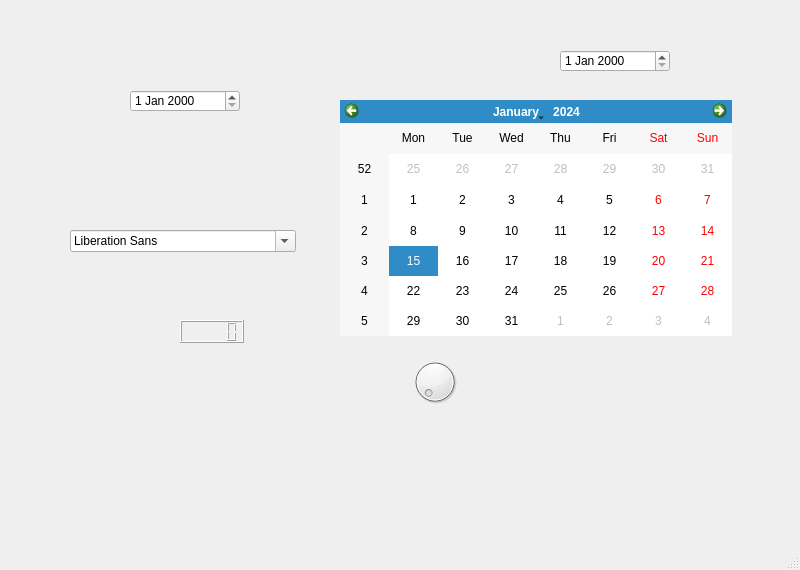
First picture: the form in ui.ui, repository R1ccoon/zxc1000-7, before the edit.
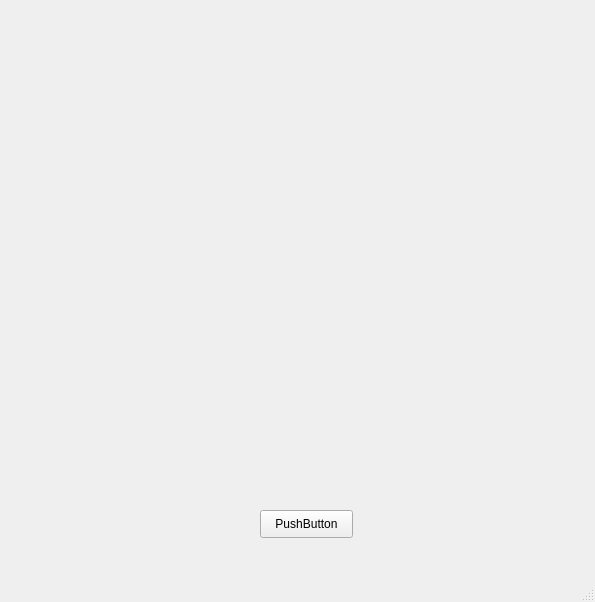
Second picture: the form after the edit.

Patch:
```diff
--- a/ui.ui
+++ b/ui.ui
@@ -6,84 +6,27 @@
    <rect>
     <x>0</x>
     <y>0</y>
-    <width>800</width>
-    <height>570</height>
+    <width>595</width>
+    <height>602</height>
    </rect>
   </property>
   <property name="windowTitle">
    <string>MainWindow</string>
   </property>
   <widget class="QWidget" name="centralwidget">
-   <widget class="QDial" name="dial">
+   <widget class="QPushButton" name="pushButton">
     <property name="geometry">
      <rect>
-      <x>410</x>
-      <y>350</y>
-      <width>50</width>
-      <height>64</height>
+      <x>260</x>
+      <y>510</y>
+      <width>93</width>
+      <height>28</height>
      </rect>
     </property>
-   </widget>
-   <widget class="QDateEdit" name="dateEdit">
-    <property name="geometry">
-     <rect>
-      <x>130</x>
-      <y>90</y>
-      <width>110</width>
-      <height>22</height>
-     </rect>
+    <property name="text">
+     <string>PushButton</string>
     </property>
    </widget>
-   <widget class="QDateEdit" name="dateEdit_2">
-    <property name="geometry">
-     <rect>
-      <x>560</x>
-      <y>50</y>
-      <width>110</width>
-      <height>22</height>
-     </rect>
-    </property>
-   </widget>
-   <widget class="QFontComboBox" name="fontComboBox">
-    <property name="geometry">
-     <rect>
-      <x>70</x>
-      <y>230</y>
-      <width>226</width>
-      <height>22</height>
-     </rect>
-    </property>
-   </widget>
-   <widget class="QLCDNumber" name="lcdNumber">
-    <property name="geometry">
-     <rect>
-      <x>180</x>
-      <y>320</y>
-      <width>64</width>
-      <height>23</height>
-     </rect>
-    </property>
-   </widget>
-   <widget class="QCalendarWidget" name="calendarWidget">
-    <property name="geometry">
-     <rect>
-      <x>340</x>
-      <y>100</y>
-      <width>392</width>
-      <height>236</height>
-     </rect>
-    </property>
-   </widget>
-  </widget>
-  <widget class="QMenuBar" name="menubar">
-   <property name="geometry">
-    <rect>
-     <x>0</x>
-     <y>0</y>
-     <width>800</width>
-     <height>26</height>
-    </rect>
-   </property>
   </widget>
   <widget class="QStatusBar" name="statusbar"/>
  </widget>
```
